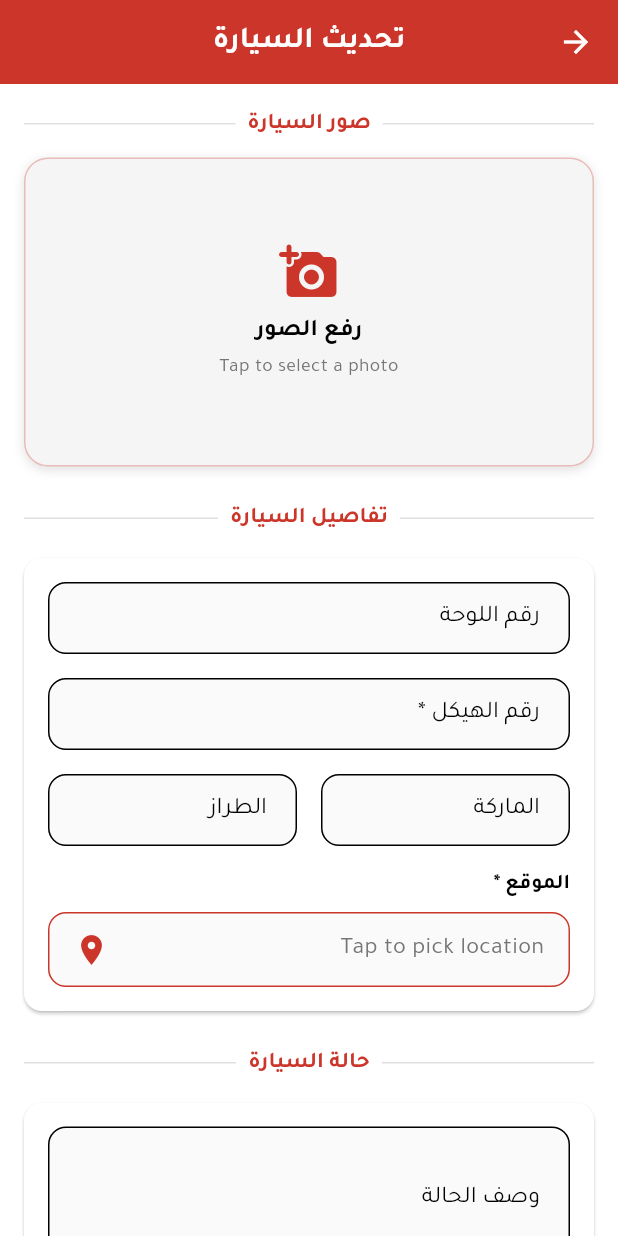
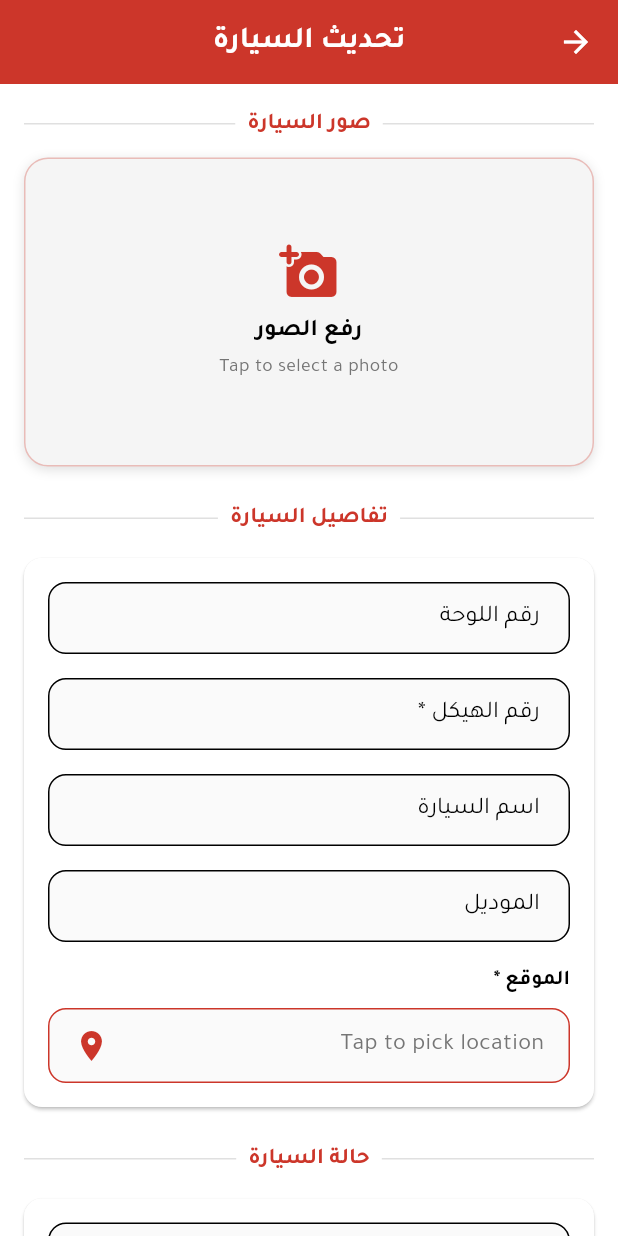
Before and after one commit to ZOALSD/legate_my_car_app, a Flutter app: the CarSingleView screen opened directly with empty values, after a tap on the "edit" icon, on a phone screen of 412 x 824 dp. Run offline on Flutter 3.47's test engine with Material 3 defaults, Android fonts, the phone set to English and light mode, and no system bars; our stand-ins replace cached_network_image, connectivity_plus, dio, flutter_map, flutter_secure_storage, flutter_svg and 6 more; accounts and stored records are empty; network calls fail; project files that could hold a hidden picture were left out.

Commit message:
Implement car form view for adding and editing car details, update CarModel to reflect model year instead of brand, and enhance translations for improved user experience. Add visibility detection for lazy loading images in car list view.

```diff
--- a/lib/models/car_model.dart
+++ b/lib/models/car_model.dart
@@ -2,7 +2,7 @@ class CarModel {
   final String? id;
   final String? plateNumber;
   final String? chassisNumber;
-  final String? brand;
+  final String? modelYear;
   final String? model;
   final String? color;
   final String? description;
@@ -23,7 +23,7 @@ class CarModel {
     this.id,
     required this.plateNumber,
     required this.chassisNumber,
-    required this.brand,
+    required this.modelYear,
     required this.model,
     required this.description,
     this.color,
@@ -46,7 +46,7 @@ class CarModel {
       id: json['id']?.toString() ?? '',
       plateNumber: json['plate_number'] ?? '',
       chassisNumber: json['chassis_number'] ?? '',
-      brand: json['brand'] ?? '',
+      modelYear: json['brand'] ?? '',
       model: json['model'] ?? '',
       color: json['color'] ?? '',
       description: json['description'] ?? '',
@@ -76,7 +76,7 @@ class CarModel {
       'id': id,
       'plate_number': plateNumber,
       'chassis_number': chassisNumber,
-      'brand': brand,
+      'brand': modelYear,
       'model': model,
       'color': color,
       'description': description,
@@ -87,7 +87,7 @@ class CarModel {
     };
   }
 
-  String get fullCarName => '$brand $model';
+  String get fullCarName => '$modelYear $model';
 
   String get formattedLostDate {
     return '${lostDate?.day}/${lostDate?.month}/${lostDate?.year}';
@@ -99,7 +99,7 @@ class CarModel {
 
   @override
   String toString() {
-    return 'CarModel(id: $id, plateNumber: $plateNumber, brand: $brand, model: $model, status: $status)';
+    return 'CarModel(id: $id, plateNumber: $plateNumber, modelYear: $modelYear, model: $model, status: $status)';
   }
 
   @override
--- a/lib/translations/ar_translations.dart
+++ b/lib/translations/ar_translations.dart
@@ -33,9 +33,10 @@ class ArTranslations {
     // Car Details
     'CAR_DETAILS': 'تفاصيل السيارة',
     'PLATE_NUMBER': 'رقم اللوحة',
+    'CAR_NAME': 'اسم السيارة',
     'CHASSIS_NUMBER': 'رقم الهيكل',
     'BRAND': 'الماركة',
-    'MODEL': 'الطراز',
+    'MODEL': 'الموديل',
     'COLOR': 'اللون',
     'STATUS': 'الحالة',
     'LOST_DATE': 'تاريخ الفقدان',
@@ -111,8 +112,8 @@ class ArTranslations {
     'CONDITION_OTHER': 'أخرى',
     'CONDITION_DESCRIPTION': 'وصف الحالة',
     'ENTER_CONDITION_DETAILS': 'أدخل تفاصيل الحالة...',
-    'SUBMIT_CAR_REPORT': 'إرسال تقرير السيارة',
-    'UPDATE_CAR_REPORT': 'تحديث تقرير السيارة',
+    'SUBMIT_CAR_REPORT': 'رفع السيارة',
+    'UPDATE_CAR_REPORT': 'تحديث السيارة',
     'CAR_REPORT_SUCCESS': 'تم إرسال تقرير السيارة بنجاح',
     'CAR_REPORT_ERROR': 'فشل في إرسال تقرير السيارة',
     'CAR_UPDATE_SUCCESS': 'تم تحديث تقرير السيارة بنجاح',
--- a/lib/translations/en_translations.dart
+++ b/lib/translations/en_translations.dart
@@ -33,6 +33,7 @@ class EnTranslations {
     'CAR_DETAILS': 'Car Details',
     'PLATE_NUMBER': 'Plate Number',
     'CHASSIS_NUMBER': 'Chassis Number',
+    'CAR_NAME': 'Car Name',
     'BRAND': 'Brand',
     'MODEL': 'Model',
     'COLOR': 'Color',
@@ -110,12 +111,12 @@ class EnTranslations {
     'CONDITION_OTHER': 'Other',
     'CONDITION_DESCRIPTION': 'Condition Description',
     'ENTER_CONDITION_DETAILS': 'Enter condition details...',
-    'SUBMIT_CAR_REPORT': 'Submit Car Report',
-    'UPDATE_CAR_REPORT': 'Update Car Report',
-    'CAR_REPORT_SUCCESS': 'Car report submitted successfully',
-    'CAR_REPORT_ERROR': 'Failed to submit car report',
-    'CAR_UPDATE_SUCCESS': 'Car report updated successfully',
-    'CAR_UPDATE_ERROR': 'Failed to update car report',
+    'SUBMIT_CAR_REPORT': 'Upload Car',
+    'UPDATE_CAR_REPORT': 'Update Car',
+    'CAR_REPORT_SUCCESS': 'Car uploaded successfully',
+    'CAR_REPORT_ERROR': 'Failed to upload car',
+    'CAR_UPDATE_SUCCESS': 'Car updated successfully',
+    'CAR_UPDATE_ERROR': 'Failed to update car',
 
     // Volunteer Features
     'VOLUNTEER_MODE': 'Volunteer Mode',
--- a/lib/views/add_car_view.dart
+++ b/lib/views/car_form_view.dart
@@ -9,20 +9,20 @@ import '../services/car_api_service.dart';
 import '../models/car_model.dart';
 import 'location_picker_view.dart';
 
-class AddCarView extends StatefulWidget {
+class CarFormView extends StatefulWidget {
   final CarModel? car;
 
-  const AddCarView({super.key, this.car});
+  const CarFormView({super.key, this.car});
 
   @override
-  State<AddCarView> createState() => _AddCarViewState();
+  State<CarFormView> createState() => _CarFormViewState();
 }
 
-class _AddCarViewState extends State<AddCarView> {
+class _CarFormViewState extends State<CarFormView> {
   final _formKey = GlobalKey<FormState>();
   final _plateNumberController = TextEditingController();
   final _chassisNumberController = TextEditingController();
-  final _brandController = TextEditingController();
+  final _modelYearController = TextEditingController();
   final _modelController = TextEditingController();
   final _colorController = TextEditingController();
   final _locationController = TextEditingController();
@@ -47,7 +47,7 @@ class _AddCarViewState extends State<AddCarView> {
     final car = widget.car!;
     _plateNumberController.text = car.plateNumber ?? '';
     _chassisNumberController.text = car.chassisNumber ?? '';
-    _brandController.text = car.brand ?? '';
+    _modelYearController.text = car.modelYear ?? '';
     _modelController.text = car.model ?? '';
     _colorController.text = car.color ?? '';
     _locationController.text = car.location ?? '';
@@ -65,7 +65,7 @@ class _AddCarViewState extends State<AddCarView> {
   void dispose() {
     _plateNumberController.dispose();
     _chassisNumberController.dispose();
-    _brandController.dispose();
+    _modelYearController.dispose();
     _modelController.dispose();
     _colorController.dispose();
     _locationController.dispose();
@@ -135,26 +135,18 @@ class _AddCarViewState extends State<AddCarView> {
                       ),
                       const SizedBox(height: 16),
 
-                      Row(
-                        children: [
-                          Expanded(
-                            child: _buildTextField(
-                              controller: _brandController,
-                              label: 'BRAND'.tr,
-                              hint: 'مثال: تويوتا',
-                              required: false,
-                            ),
-                          ),
-                          const SizedBox(width: 16),
-                          Expanded(
-                            child: _buildTextField(
-                              controller: _modelController,
-                              label: 'MODEL'.tr,
-                              hint: 'مثال: كورولا',
-                              required: false,
-                            ),
-                          ),
-                        ],
+                      _buildTextField(
+                        controller: _modelController,
+                        label: 'CAR_NAME'.tr,
+                        hint: 'مثال: كورولا',
+                        required: false,
+                      ),
+                      const SizedBox(height: 16),
+                      _buildTextField(
+                        controller: _modelYearController,
+                        label: 'MODEL'.tr,
+                        hint: 'مثال: 2025',
+                        required: false,
                       ),
                       const SizedBox(height: 16),
 
@@ -731,7 +723,7 @@ class _AddCarViewState extends State<AddCarView> {
     id: widget.car?.id,
     plateNumber: _plateNumberController.text.trim(),
     chassisNumber: _chassisNumberController.text.trim(),
-    brand: _brandController.text.trim(),
+    modelYear: _modelYearController.text.trim(),
     model: _modelController.text.trim(),
     description: _conditionDescriptionController.text.trim(),
     location: _locationController.text.trim(),
@@ -742,7 +734,7 @@ class _AddCarViewState extends State<AddCarView> {
   void _clearForm() {
     _plateNumberController.clear();
     _chassisNumberController.clear();
-    _brandController.clear();
+    _modelYearController.clear();
     _modelController.clear();
     _colorController.clear();
     _locationController.clear();
--- a/lib/views/car_single_view.dart
+++ b/lib/views/car_single_view.dart
@@ -4,7 +4,7 @@ import 'package:cached_network_image/cached_network_image.dart';
 import 'package:get/get_utils/get_utils.dart';
 import 'package:url_launcher/url_launcher.dart';
 import '../models/car_model.dart';
-import 'add_car_view.dart';
+import 'car_form_view.dart';
 import '../theme/app_theme.dart';
 
 class CarSingleView extends StatelessWidget {
@@ -129,7 +129,7 @@ class CarSingleView extends StatelessWidget {
           _buildDetailRow('CHASSIS_NUMBER'.tr, car.chassisNumber ?? " - "),
           _buildDetailRow('PLATE_NUMBER'.tr, car.plateNumber ?? " - "),
           _buildDetailRow('LOCATION'.tr, car.location ?? " - "),
-          _buildDetailRow('BRAND'.tr, car.brand ?? " - "),
+          _buildDetailRow('BRAND'.tr, car.modelYear ?? " - "),
           _buildDetailRow('MODEL'.tr, car.model ?? " - "),
           _buildDetailRow('DESCRIPTION'.tr, car.description ?? " - "),
         ],
@@ -205,7 +205,7 @@ class CarSingleView extends StatelessWidget {
   void _editCar(BuildContext context) {
     Navigator.push(
       context,
-      MaterialPageRoute(builder: (context) => AddCarView(car: car)),
+      MaterialPageRoute(builder: (context) => CarFormView(car: car)),
     ).then((result) {
       // Refresh the view if car was updated
       if (result == true && context.mounted) {
--- a/pubspec.yaml
+++ b/pubspec.yaml
@@ -55,6 +55,7 @@ dependencies:
   cached_network_image: ^3.4.1
   flutter_svg: ^2.2.1
   image_picker: ^1.2.0
+  visibility_detector: ^0.4.0+2
 
   # URL launcher
   url_launcher: ^6.3.2
```
Also changed, not shown: lib/views/car_list_view.dart (+102 -48 lines), pubspec.lock.
